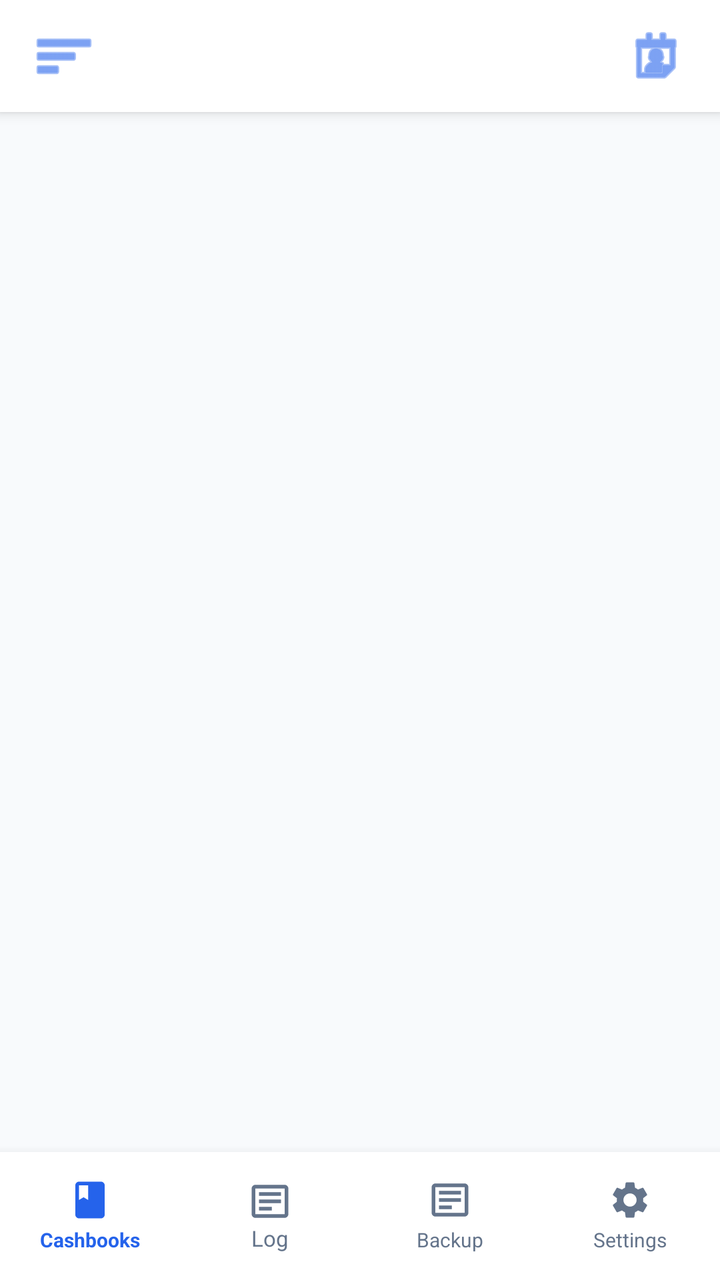
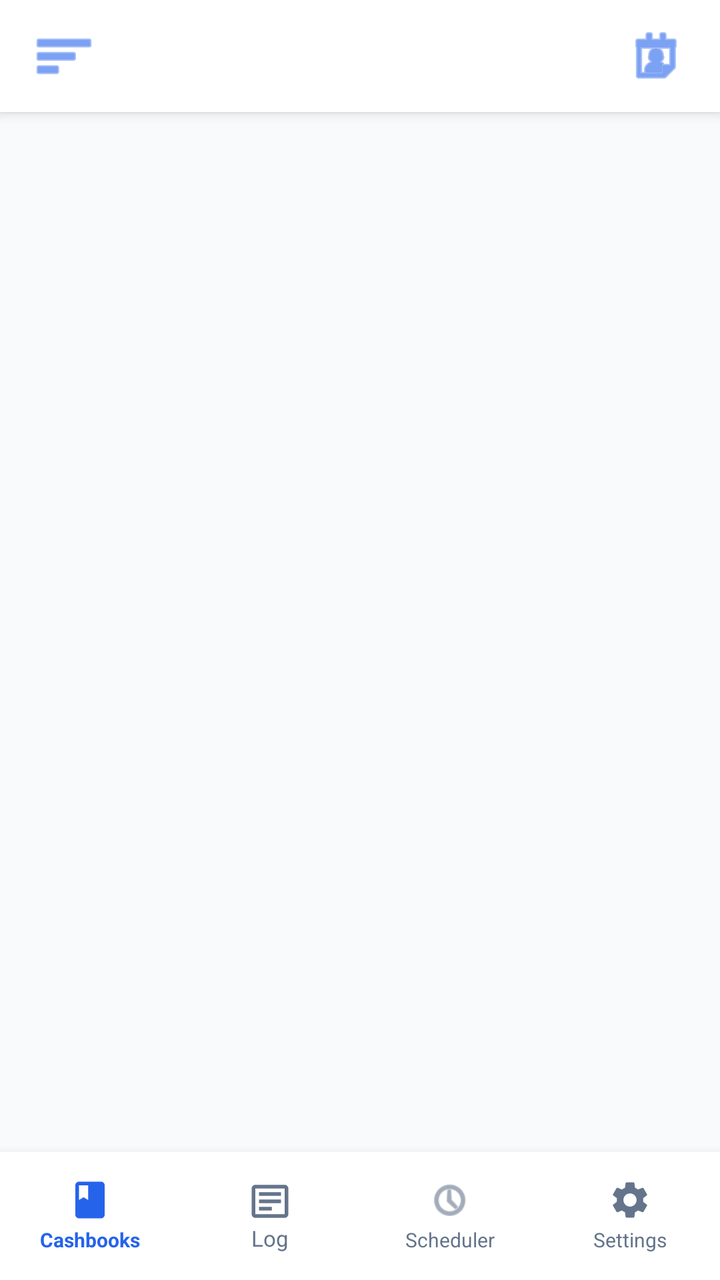

Before-and-after screenshots of an Android layout around one commit, followed by the original layout XML and the change that was made.
<!-- AndroidManifest.xml: application theme Theme.ExpenseOS -->
<!-- res/layout/activity_home.xml -->
<?xml version="1.0" encoding="utf-8"?>
<androidx.drawerlayout.widget.DrawerLayout xmlns:android="http://schemas.android.com/apk/res/android"
    xmlns:app="http://schemas.android.com/apk/res-auto"
    android:id="@+id/drawerLayout"
    android:layout_width="match_parent"
    android:layout_height="match_parent">

    
    <LinearLayout
        android:layout_width="match_parent"
        android:layout_height="match_parent"
        android:background="@color/bg"
        android:orientation="vertical">

        
        <LinearLayout
            android:layout_width="match_parent"
            android:layout_height="56dp"
            android:background="@color/nav_bg"
            android:elevation="4dp"
            android:gravity="center_vertical"
            android:orientation="horizontal"
            android:paddingHorizontal="14dp">

            
            <ImageButton
                android:id="@+id/btnHamburger"
                android:layout_width="36dp"
                android:layout_height="36dp"
                android:layout_marginEnd="10dp"
                android:background="?attr/selectableItemBackgroundBorderless"
                android:contentDescription="Menu"
                android:src="@android:drawable/ic_menu_sort_by_size"
                android:tint="@color/primary" />

            <TextView
                android:id="@+id/tvBookTitle"
                android:layout_width="0dp"
                android:layout_height="wrap_content"
                android:layout_weight="1"
                android:ellipsize="end"
                android:maxLines="1"
                android:textColor="@color/primary"
                android:textSize="15sp"
                android:textStyle="bold" />

            
            <ImageButton
                android:id="@+id/btnCalendarView"
                android:layout_width="36dp"
                android:layout_height="36dp"
                android:background="?attr/selectableItemBackgroundBorderless"
                android:contentDescription="Calendar view"
                android:src="@android:drawable/ic_menu_my_calendar"
                android:tint="@color/primary" />
        </LinearLayout>

        
        <FrameLayout
            android:id="@+id/fragmentContainer"
            android:layout_width="match_parent"
            android:layout_height="0dp"
            android:layout_weight="1" />

        
        <LinearLayout
            android:layout_width="match_parent"
            android:layout_height="64dp"
            android:background="@color/nav_bg"
            android:elevation="8dp"
            android:orientation="horizontal">

            
            <LinearLayout
                android:id="@+id/navHome"
                android:layout_width="0dp"
                android:layout_height="match_parent"
                android:layout_weight="1"
                android:background="?attr/selectableItemBackground"
                android:clickable="true"
                android:focusable="true"
                android:gravity="center"
                android:orientation="vertical"
                android:padding="6dp">

                <ImageView
                    android:id="@+id/navHomeIcon"
                    android:layout_width="22dp"
                    android:layout_height="22dp"
                    android:src="@drawable/ic_book"
                    android:tint="@color/primary" />

                <TextView
                    android:id="@+id/navHomeLabel"
                    android:layout_width="wrap_content"
                    android:layout_height="wrap_content"
                    android:layout_marginTop="2dp"
                    android:text="Cashbooks"
                    android:textColor="@color/primary"
                    android:textSize="10sp"
                    android:textStyle="bold" />
            </LinearLayout>

            
            
            
            
            
            
            
            
            
            
            
            

            
            
            
            
            
            

            
            
            
            
            
            
            
            
            

            
            <LinearLayout
                android:id="@+id/navLog"
                android:layout_width="0dp"
                android:layout_height="match_parent"
                android:layout_weight="1"
                android:background="?attr/selectableItemBackground"
                android:clickable="true"
                android:focusable="true"
                android:gravity="center"
                android:orientation="vertical">

                <ImageView
                    android:id="@+id/navLogIcon"
                    android:layout_width="22dp"
                    android:layout_height="22dp"
                    android:src="@drawable/ic_passbook"
                    app:tint="@color/text_muted" />

                <TextView
                    android:id="@+id/navLogLabel"
                    android:layout_width="wrap_content"
                    android:layout_height="wrap_content"
                    android:text="Log"
                    android:textColor="@color/text_muted"
                    android:textSize="11sp" />
            </LinearLayout>

            
            <LinearLayout
                android:id="@+id/navBackup"
                android:layout_width="0dp"
                android:layout_height="match_parent"
                android:layout_weight="1"
                android:background="?attr/selectableItemBackground"
                android:clickable="true"
                android:focusable="true"
                android:gravity="center"
                android:orientation="vertical"
                android:padding="6dp">

                <ImageView
                    android:id="@+id/navBackupIcon"
                    android:layout_width="22dp"
                    android:layout_height="22dp"
                    android:src="@drawable/ic_passbook"
                    android:tint="@color/text_muted" />

                <TextView
                    android:id="@+id/navBackupLabel"
                    android:layout_width="wrap_content"
                    android:layout_height="wrap_content"
                    android:layout_marginTop="2dp"
                    android:text="Backup"
                    android:textColor="@color/text_muted"
                    android:textSize="10sp" />
            </LinearLayout>

            
            <LinearLayout
                android:id="@+id/navConfig"
                android:layout_width="0dp"
                android:layout_height="match_parent"
                android:layout_weight="1"
                android:background="?attr/selectableItemBackground"
                android:clickable="true"
                android:focusable="true"
                android:gravity="center"
                android:orientation="vertical"
                android:padding="6dp">

                <ImageView
                    android:id="@+id/navConfigIcon"
                    android:layout_width="22dp"
                    android:layout_height="22dp"
                    android:src="@drawable/ic_settings"
                    android:tint="@color/text_muted" />

                <TextView
                    android:id="@+id/navConfigLabel"
                    android:layout_width="wrap_content"
                    android:layout_height="wrap_content"
                    android:layout_marginTop="2dp"
                    android:text="Settings"
                    android:textColor="@color/text_muted"
                    android:textSize="10sp" />
            </LinearLayout>

        </LinearLayout>
    </LinearLayout>

    
    <LinearLayout
        android:id="@+id/sideDrawer"
        android:layout_width="260dp"
        android:layout_height="match_parent"
        android:layout_gravity="start"
        android:background="@color/bg_card"
        android:orientation="vertical">

        
        <LinearLayout
            android:layout_width="match_parent"
            android:layout_height="120dp"
            android:background="@color/primary"
            android:gravity="bottom"
            android:orientation="vertical"
            android:padding="16dp">

            <TextView
                android:layout_width="wrap_content"
                android:layout_height="wrap_content"
                android:text="📈 ExpenseOS"
                android:textColor="#FFFFFF"
                android:textSize="20sp"
                android:textStyle="bold" />

            <TextView
                android:id="@+id/drawerBookName"
                android:layout_width="wrap_content"
                android:layout_height="wrap_content"
                android:layout_marginTop="2dp"
                android:textColor="#CCFFFFFF"
                android:textSize="12sp" />
        </LinearLayout>

        
        <ScrollView
            android:layout_width="match_parent"
            android:layout_height="0dp"
            android:layout_weight="1">

            <LinearLayout
                android:layout_width="match_parent"
                android:layout_height="wrap_content"
                android:orientation="vertical"
                android:paddingTop="8dp">

                
                <LinearLayout
                    android:id="@+id/drawerBooks"
                    android:layout_width="match_parent"
                    android:layout_height="52dp"
                    android:background="?attr/selectableItemBackground"
                    android:clickable="true"
                    android:focusable="true"
                    android:gravity="center_vertical"
                    android:orientation="horizontal"
                    android:paddingHorizontal="18dp">

                    <TextView
                        android:layout_width="28dp"
                        android:layout_height="wrap_content"
                        android:text="📒"
                        android:textSize="18sp" />

                    <TextView
                        android:layout_width="wrap_content"
                        android:layout_height="wrap_content"
                        android:layout_marginStart="12dp"
                        android:text="Cash Books"
                        android:textColor="@color/text"
                        android:textSize="14sp" />
                </LinearLayout>

                
                <LinearLayout
                    android:id="@+id/drawerSettings"
                    android:layout_width="match_parent"
                    android:layout_height="52dp"
                    android:background="?attr/selectableItemBackground"
                    android:clickable="true"
                    android:focusable="true"
                    android:gravity="center_vertical"
                    android:orientation="horizontal"
                    android:paddingHorizontal="18dp">

                    <TextView
                        android:layout_width="28dp"
                        android:layout_height="wrap_content"
                        android:text="⚙"
                        android:textSize="18sp" />

                    <TextView
                        android:layout_width="wrap_content"
                        android:layout_height="wrap_content"
                        android:layout_marginStart="12dp"
                        android:text="Settings"
                        android:textColor="@color/text"
                        android:textSize="14sp" />
                </LinearLayout>

                
                <LinearLayout
                    android:id="@+id/drawerBudget"
                    android:layout_width="match_parent"
                    android:layout_height="52dp"
                    android:background="?attr/selectableItemBackground"
                    android:clickable="true"
                    android:focusable="true"
                    android:gravity="center_vertical"
                    android:orientation="horizontal"
                    android:paddingHorizontal="18dp">

                    <TextView
                        android:layout_width="28dp"
                        android:layout_height="wrap_content"
                        android:text="💰"
                        android:textSize="18sp" />

                    <TextView
                        android:layout_width="wrap_content"
                        android:layout_height="wrap_content"
                        android:layout_marginStart="12dp"
                        android:text="Budget"
                        android:textColor="@color/text"
                        android:textSize="14sp" />
                </LinearLayout>

                
                <View
                    android:layout_width="match_parent"
                    android:layout_height="1dp"
                    android:layout_marginVertical="6dp"
                    android:background="@color/border" />

                
                <LinearLayout
                    android:id="@+id/drawerAudit"
                    android:layout_width="match_parent"
                    android:layout_height="52dp"
                    android:background="?attr/selectableItemBackground"
                    android:clickable="true"
                    android:focusable="true"
                    android:gravity="center_vertical"
                    android:orientation="horizontal"
                    android:paddingHorizontal="18dp">

                    <TextView
                        android:layout_width="28dp"
                        android:layout_height="wrap_content"
                        android:text="📋"
                        android:textSize="18sp" />

                    <TextView
                        android:layout_width="wrap_content"
                        android:layout_height="wrap_content"
                        android:layout_marginStart="12dp"
                        android:text="Audit Log"
                        android:textColor="@color/text"
                        android:textSize="14sp" />
                </LinearLayout>

                
                <LinearLayout
                    android:id="@+id/drawerScheduler"
                    android:layout_width="match_parent"
                    android:layout_height="52dp"
                    android:background="?attr/selectableItemBackground"
                    android:clickable="true"
                    android:focusable="true"
                    android:gravity="center_vertical"
                    android:orientation="horizontal"
                    android:paddingHorizontal="18dp">

                    <TextView
                        android:layout_width="28dp"
                        android:layout_height="wrap_content"
                        android:text="⏱"
                        android:textSize="18sp" />

                    <TextView
                        android:layout_width="wrap_content"
                        android:layout_height="wrap_content"
                        android:layout_marginStart="12dp"
                        android:text="Schedulers"
                        android:textColor="@color/text"
                        android:textSize="14sp" />
                </LinearLayout>

                
                <LinearLayout
                    android:id="@+id/drawerConsoleLog"
                    android:layout_width="match_parent"
                    android:layout_height="52dp"
                    android:background="?attr/selectableItemBackground"
                    android:clickable="true"
                    android:focusable="true"
                    android:gravity="center_vertical"
                    android:orientation="horizontal"
                    android:paddingHorizontal="18dp">

                    <TextView
                        android:layout_width="28dp"
                        android:layout_height="wrap_content"
                        android:text="🖥"
                        android:textSize="18sp" />

                    <TextView
                        android:layout_width="wrap_content"
                        android:layout_height="wrap_content"
                        android:layout_marginStart="12dp"
                        android:text="Console Log"
                        android:textColor="@color/text"
                        android:textSize="14sp" />
                </LinearLayout>

            </LinearLayout>
        </ScrollView>

        
        <TextView
            android:layout_width="match_parent"
            android:layout_height="wrap_content"
            android:gravity="center"
            android:padding="12dp"
            android:text="ExpenseOS v1.0"
            android:textColor="@color/text_hint"
            android:textSize="11sp" />
    </LinearLayout>

</androidx.drawerlayout.widget.DrawerLayout>
<!-- resources referenced by this layout -->
<resources>
  <color name="bg">#F8FAFC</color>
  <color name="bg_card">#FFFFFF</color>
  <color name="border">#E2E8F0</color>
  <color name="nav_bg">#FFFFFF</color>
  <color name="primary">#2563EB</color>
  <color name="text">#1E293B</color>
  <color name="text_hint">#94A3B8</color>
  <color name="text_muted">#64748B</color>
  <!-- drawable ic_book (drawable) -->
  <?xml version="1.0" encoding="utf-8"?>
  <vector xmlns:android="http://schemas.android.com/apk/res/android"
      android:width="24dp" android:height="24dp"
      android:viewportWidth="24" android:viewportHeight="24">
      <path android:fillColor="#000000"
          android:pathData="M18,2H6c-1.1,0 -2,0.9 -2,2v16c0,1.1 0.9,2 2,2h12c1.1,0 2,-0.9 2,-2L20,4c0,-1.1 -0.9,-2 -2,-2zM6,4h5v8l-2.5,-1.5L6,12L6,4z"/>
  </vector>
  <!-- drawable ic_passbook (drawable) -->
  <?xml version="1.0" encoding="utf-8"?>
  <vector xmlns:android="http://schemas.android.com/apk/res/android"
      android:width="24dp" android:height="24dp"
      android:viewportWidth="24" android:viewportHeight="24">
      <path android:fillColor="#000000"
          android:pathData="M20,3L4,3c-1.1,0 -2,0.9 -2,2v14c0,1.1 0.9,2 2,2h16c1.1,0 2,-0.9 2,-2L22,5c0,-1.1 -0.9,-2 -2,-2zM20,19L4,19L4,5h16v14zM6,7h12v2L6,9zM6,11h12v2L6,13zM6,15h7v2L6,17z"/>
  </vector>
  <!-- drawable ic_settings (drawable) -->
  <?xml version="1.0" encoding="utf-8"?>
  <vector xmlns:android="http://schemas.android.com/apk/res/android"
      android:width="24dp" android:height="24dp"
      android:viewportWidth="24" android:viewportHeight="24">
      <path android:fillColor="#000000"
          android:pathData="M19.14,12.94c0.04,-0.3 0.06,-0.61 0.06,-0.94c0,-0.32 -0.02,-0.64 -0.07,-0.94l2.03,-1.58c0.18,-0.14 0.23,-0.41 0.12,-0.61l-1.92,-3.32c-0.12,-0.22 -0.37,-0.29 -0.59,-0.22l-2.39,0.96c-0.5,-0.38 -1.03,-0.7 -1.62,-0.94L14.4,2.81c-0.04,-0.24 -0.24,-0.41 -0.48,-0.41h-3.84c-0.24,0 -0.43,0.17 -0.47,0.41L9.25,5.35C8.66,5.59 8.12,5.92 7.63,6.29L5.24,5.33c-0.22,-0.08 -0.47,0 -0.59,0.22L2.74,8.87C2.62,9.08 2.66,9.34 2.86,9.48l2.03,1.58C4.84,11.36 4.8,11.69 4.8,12s0.02,0.64 0.07,0.94l-2.03,1.58c-0.18,0.14 -0.23,0.41 -0.12,0.61l1.92,3.32c0.12,0.22 0.37,0.29 0.59,0.22l2.39,-0.96c0.5,0.38 1.03,0.7 1.62,0.94l0.36,2.54c0.05,0.24 0.24,0.41 0.48,0.41h3.84c0.24,0 0.44,-0.17 0.47,-0.41l0.36,-2.54c0.59,-0.24 1.13,-0.56 1.62,-0.94l2.39,0.96c0.22,0.08 0.47,0 0.59,-0.22l1.92,-3.32c0.12,-0.22 0.07,-0.47 -0.12,-0.61L19.14,12.94zM12,15.6c-1.98,0 -3.6,-1.62 -3.6,-3.6s1.62,-3.6 3.6,-3.6s3.6,1.62 3.6,3.6S13.98,15.6 12,15.6z"/>
  </vector>
  <style name="Theme.ExpenseOS" parent="Theme.MaterialComponents.Light.NoActionBar">
          <item name="colorPrimary">@color/primary</item>
          <item name="colorPrimaryDark">@color/primary_dark</item>
          <item name="colorAccent">@color/primary</item>
          <item name="android:windowBackground">@color/bg</item>
          <item name="android:fontFamily">sans-serif</item>
          <item name="android:statusBarColor">@color/primary_dark</item>
      </style>
  <color name="primary_dark">#1D4ED8</color>
</resources>

<!-- the commit's change to res/layout/activity_home.xml (unified diff, before → after) -->
@@ -176,7 +176,7 @@
                     android:id="@+id/navBackupIcon"
                     android:layout_width="22dp"
                     android:layout_height="22dp"
-                    android:src="@drawable/ic_passbook"
+                    android:src="@android:drawable/ic_menu_recent_history"
                     android:tint="@color/text_muted" />
 
                 <TextView
@@ -184,7 +184,7 @@
                     android:layout_width="wrap_content"
                     android:layout_height="wrap_content"
                     android:layout_marginTop="2dp"
-                    android:text="Backup"
+                    android:text="Scheduler"
                     android:textColor="@color/text_muted"
                     android:textSize="10sp" />
             </LinearLayout>
@@ -399,44 +399,44 @@
                     <TextView
                         android:layout_width="28dp"
                         android:layout_height="wrap_content"
-                        android:text="⏱"
+                        android:text="💾"
                         android:textSize="18sp" />
 
                     <TextView
                         android:layout_width="wrap_content"
                         android:layout_height="wrap_content"
                         android:layout_marginStart="12dp"
-                        android:text="Schedulers"
+                        android:text="Backup"
                         android:textColor="@color/text"
                         android:textSize="14sp" />
                 </LinearLayout>
 
                 
-                <LinearLayout
-                    android:id="@+id/drawerConsoleLog"
-                    android:layout_width="match_parent"
-                    android:layout_height="52dp"
-                    android:background="?attr/selectableItemBackground"
-                    android:clickable="true"
-                    android:focusable="true"
-                    android:gravity="center_vertical"
-                    android:orientation="horizontal"
-                    android:paddingHorizontal="18dp">
-
-                    <TextView
-                        android:layout_width="28dp"
-                        android:layout_height="wrap_content"
-                        android:text="🖥"
-                        android:textSize="18sp" />
-
-                    <TextView
-                        android:layout_width="wrap_content"
-                        android:layout_height="wrap_content"
-                        android:layout_marginStart="12dp"
-                        android:text="Console Log"
-                        android:textColor="@color/text"
-                        android:textSize="14sp" />
-                </LinearLayout>
+                
+                
+                
+                
+                
+                
+                
+                
+                
+                
+
+                
+                
+                
+                
+                
+
+                
+                
+                
+                
+                
+                
+                
+                
 
             </LinearLayout>
         </ScrollView>
@@ -447,7 +447,7 @@
             android:layout_height="wrap_content"
             android:gravity="center"
             android:padding="12dp"
-            android:text="ExpenseOS v1.0"
+            android:text="ExpenseOS v2.0"
             android:textColor="@color/text_hint"
             android:textSize="11sp" />
     </LinearLayout>
